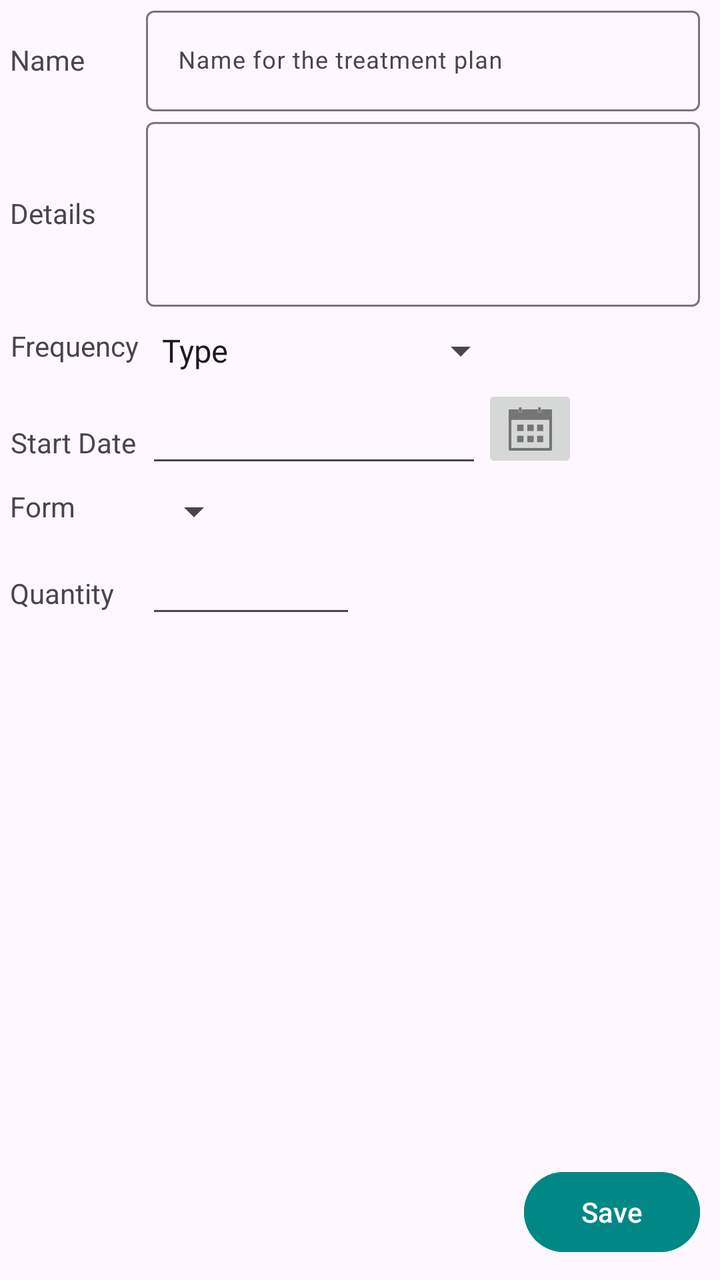
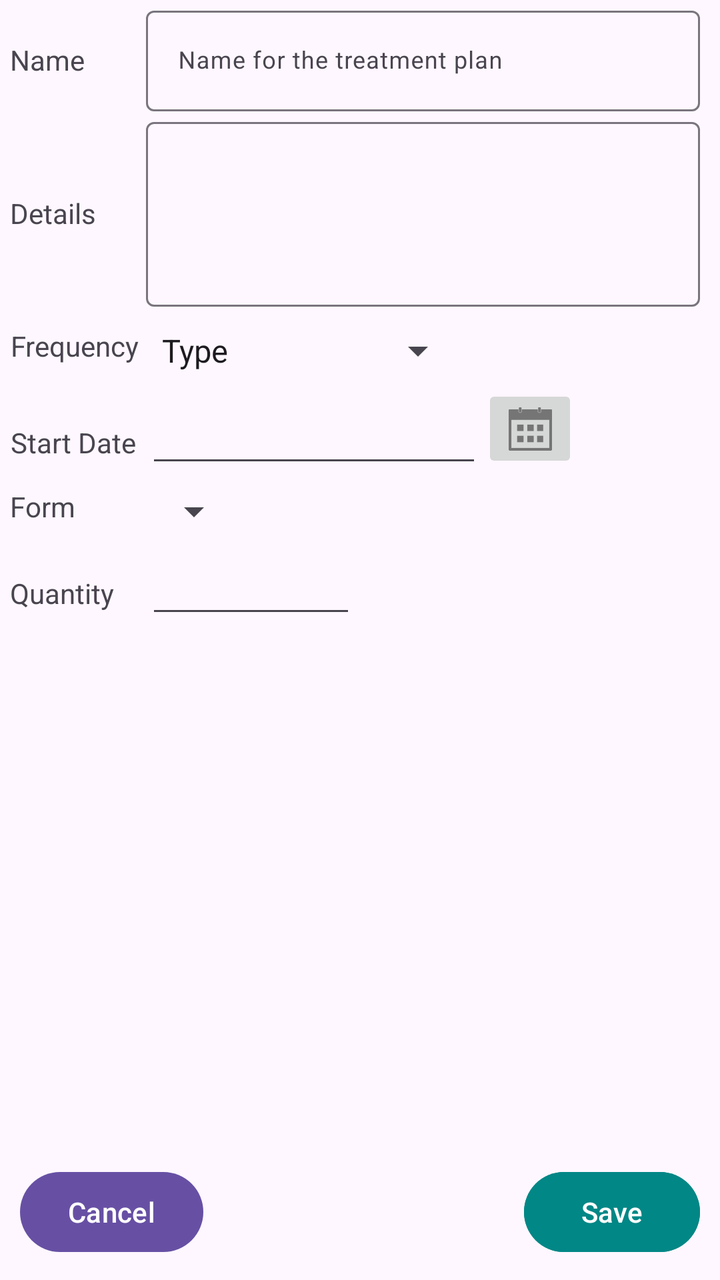

Before-and-after screenshots of an Android layout around one commit, followed by the original layout XML and the change that was made.
<!-- AndroidManifest.xml: application theme Theme.Mediplanner -->
<!-- res/layout/plan_fragment_view.xml -->
<?xml version="1.0" encoding="utf-8"?>
<RelativeLayout xmlns:android="http://schemas.android.com/apk/res/android"
    xmlns:app="http://schemas.android.com/apk/res-auto"
    xmlns:tools="http://schemas.android.com/tools"
    android:id="@+id/fragment_container_view"
    android:layout_width="match_parent"
    android:layout_height="match_parent"
    android:layout_marginHorizontal="10dp"
    android:layout_marginEnd="5dp"
    android:scrollbars="vertical">


    <androidx.constraintlayout.widget.Guideline
        android:id="@+id/guideline"
        android:layout_width="wrap_content"
        android:layout_height="match_parent"
        android:layout_alignParentTop="true"
        android:layout_alignParentBottom="false"
        android:layout_marginHorizontal="5dp"
        android:layout_toEndOf="@id/StartDateTextView"
        android:orientation="vertical"
        tools:visibility="invisible" />

    <TextView
        android:id="@+id/nameTextView"
        android:layout_width="wrap_content"
        android:layout_height="wrap_content"
        android:layout_alignBaseline="@id/treatmentPlanNameTextInput"
        android:layout_alignParentStart="false"
        android:layout_alignParentLeft="false"
        android:layout_alignParentTop="true"
        android:layout_marginStart="5dp"
        android:layout_marginEnd="5dp"
        android:clickable="false"
        android:text="@string/name"
        android:textAlignment="textEnd" />

    <com.google.android.material.textfield.TextInputLayout
        android:id="@+id/treatmentPlanNameTextInput"
        android:layout_width="match_parent"
        android:layout_height="wrap_content"
        android:layout_toEndOf="@id/guideline">

        <com.google.android.material.textfield.TextInputEditText
            android:id="@+id/nameTextInput"
            android:layout_width="match_parent"
            android:layout_height="match_parent"
            android:layout_marginEnd="10dp"
            android:hint="@string/treatment_name_prompt"
            android:maxLines="1"
            android:textSize="12sp" />
    </com.google.android.material.textfield.TextInputLayout>

    <TextView
        android:id="@+id/detailsTextView"
        android:layout_width="wrap_content"
        android:layout_height="wrap_content"
        android:layout_below="@id/nameTextView"
        android:layout_alignBaseline="@id/detailsTextLayout"
        android:layout_marginStart="5dp"
        android:layout_marginEnd="5dp"
        android:layout_weight="0"
        android:clickable="false"
        android:text="@string/treatment_details"
        android:textAlignment="textEnd" />

    <com.google.android.material.textfield.TextInputLayout
        android:id="@+id/detailsTextLayout"
        android:layout_width="match_parent"
        android:layout_height="wrap_content"
        android:layout_below="@id/treatmentPlanNameTextInput"
        android:layout_toEndOf="@id/guideline"
        android:layout_weight="1">

        <com.google.android.material.textfield.TextInputEditText
            android:id="@+id/detailsTextInput"
            android:layout_width="match_parent"
            android:layout_height="wrap_content"
            android:layout_marginEnd="10dp"

            android:inputType="textMultiLine"
            android:maxLines="4"
            android:minLines="4"
            android:textSize="12sp" />
    </com.google.android.material.textfield.TextInputLayout>

    <TextView
        android:id="@+id/frequencyTextView"
        android:layout_width="wrap_content"
        android:layout_height="wrap_content"
        android:layout_below="@id/detailsTextLayout"
        android:layout_alignBaseline="@id/frequencyBox"
        android:layout_marginStart="5dp"
        android:layout_marginTop="10dp"
        android:layout_marginEnd="5dp"
        android:clickable="false"
        android:text="@string/frequency"
        android:textAlignment="textEnd" />

    <LinearLayout
        android:id="@+id/frequencyBox"
        android:layout_width="match_parent"
        android:layout_height="wrap_content"
        android:layout_below="@id/detailsTextLayout"
        android:layout_marginTop="5dp"
        android:layout_marginEnd="10dp"
        android:layout_toEndOf="@id/guideline"
        android:baselineAligned="true"
        android:orientation="vertical">

        <Spinner
            android:id="@+id/freqTypeSpinner"
            android:layout_width="wrap_content"
            android:layout_height="match_parent"
            android:layout_marginTop="5dp"
            android:layout_marginBottom="5dp"
            android:entries="@array/freq_type_array"
            android:spinnerMode="dropdown" />
    </LinearLayout>

    <TextView
        android:id="@+id/StartDateTextView"
        android:layout_width="wrap_content"
        android:layout_height="wrap_content"
        android:layout_below="@id/frequencyTextView"
        android:layout_alignBaseline="@id/startDate"
        android:layout_marginStart="5dp"
        android:layout_marginEnd="5dp"
        android:layout_weight="0"
        android:clickable="false"
        android:text="@string/start_date"
        android:textAlignment="textEnd" />

    <EditText
        android:id="@+id/startDate"
        android:layout_width="wrap_content"
        android:layout_height="wrap_content"
        android:layout_below="@id/frequencyBox"
        android:layout_marginTop="5dp"
        android:layout_toEndOf="@id/guideline"
        android:layout_weight="0"
        android:ems="8"
        android:inputType="date" />

    <ImageButton
        android:id="@+id/calendarDialogButton"
        android:layout_width="wrap_content"
        android:layout_height="wrap_content"
        android:layout_below="@id/frequencyBox"
        android:layout_toEndOf="@id/startDate"
        android:layout_weight="0"
        app:srcCompat="@drawable/ic_calendar_button" />

    <TextView
        android:id="@+id/formTextView"
        android:layout_width="wrap_content"
        android:layout_height="wrap_content"
        android:layout_below="@id/startDate"
        android:layout_alignBaseline="@id/formBox"
        android:layout_marginHorizontal="5dp"
        android:layout_marginTop="5dp"
        android:layout_weight="0"
        android:clickable="false"
        android:orientation="vertical"
        android:text="@string/treatment_form" />

    <LinearLayout
        android:id="@+id/formBox"
        android:layout_width="match_parent"
        android:layout_height="wrap_content"
        android:layout_below="@id/startDate"
        android:layout_marginTop="5dp"
        android:layout_marginEnd="10dp"
        android:layout_toEndOf="@id/guideline"
        android:layout_weight="1"
        android:orientation="vertical">

        <Spinner
            android:id="@+id/formTypeSpinner"
            android:layout_width="wrap_content"
            android:layout_height="wrap_content" />
    </LinearLayout>

    <TextView
        android:id="@+id/quantityTextView"
        android:layout_width="wrap_content"
        android:layout_height="wrap_content"
        android:layout_below="@id/formTextView"
        android:layout_alignBaseline="@id/quantityEditText"
        android:layout_marginStart="5dp"
        android:text="@string/quantity" />

    <EditText
        android:id="@+id/quantityEditText"
        android:layout_width="wrap_content"
        android:layout_height="wrap_content"
        android:layout_below="@id/formBox"
        android:layout_marginTop="5dp"
        android:layout_toEndOf="@id/guideline"
        android:layout_weight="1"
        android:ems="5"
        android:inputType="number" />

    <Spinner
        android:id="@+id/quantityMetricSpinner"
        android:layout_width="wrap_content"
        android:layout_height="wrap_content"
        android:layout_below="@id/formBox"
        android:layout_alignBaseline="@id/quantityEditText"
        android:layout_marginEnd="10dp"
        android:layout_toEndOf="@id/quantityEditText"
        android:visibility="invisible" />

    <Button
        android:id="@+id/savePlanButton"
        android:layout_width="wrap_content"
        android:layout_height="wrap_content"
        android:layout_alignParentEnd="true"
        android:layout_alignParentBottom="true"
        android:layout_marginEnd="10dp"
        android:layout_marginBottom="10dp"
        android:backgroundTint="@color/design_default_color_secondary_variant"
        android:text="@string/save_button" />

</RelativeLayout>
<!-- resources referenced by this layout -->
<resources>
  <string-array name="freq_type_array">
          <item>Type</item>
          <item name="hourly_frequency">Every x hours</item>
          <item name="daily_frequency">Daily</item>
          <item name="weekly_frequency">Weekly</item>
          <item name="monthly_frequency">Monthly</item>
          <item name="annually_frequency">Annually</item>
          <item name="speciffic_frequency">Días Específicos</item>
          <item name="as_needed">As needed</item>
      </string-array>
  <!-- drawable ic_calendar_button: png bitmap (drawable-hdpi, 451 bytes) -->
  <string name="frequency">Frequency</string>
  <string name="name">Name</string>
  <string name="quantity">Quantity</string>
  <string name="save_button">Save</string>
  <string name="start_date">Start Date</string>
  <string name="treatment_details">Details</string>
  <string name="treatment_form">Form</string>
  <string name="treatment_name_prompt">Name for the treatment plan</string>
  <style name="Theme.Mediplanner" parent="Base.Theme.Mediplanner" />
  <style name="Base.Theme.Mediplanner" parent="Theme.Material3.DayNight.NoActionBar">
          
          
      </style>
</resources>

<!-- the commit's change to res/layout/plan_fragment_view.xml (unified diff, before → after) -->
@@ -6,6 +6,7 @@
     android:layout_width="match_parent"
     android:layout_height="match_parent"
     android:layout_marginHorizontal="10dp"
+    android:layout_marginTop="15dp"
     android:layout_marginEnd="5dp"
     android:scrollbars="vertical">
 
@@ -45,6 +46,7 @@
             android:id="@+id/nameTextInput"
             android:layout_width="match_parent"
             android:layout_height="match_parent"
+            android:layout_marginTop="15dp"
             android:layout_marginEnd="10dp"
             android:hint="@string/treatment_name_prompt"
             android:maxLines="1"
@@ -222,4 +224,15 @@
         android:backgroundTint="@color/design_default_color_secondary_variant"
         android:text="@string/save_button" />
 
+    <Button
+        android:id="@+id/cancelButton"
+        android:layout_width="wrap_content"
+        android:layout_height="wrap_content"
+        android:layout_alignBaseline="@id/savePlanButton"
+        android:layout_alignParentStart="true"
+        android:layout_alignParentBottom="true"
+        android:layout_marginStart="10dp"
+        android:layout_marginBottom="10dp"
+        android:text="@android:string/cancel" />
+
 </RelativeLayout>
<!-- resource entries referenced after the edit -->
@@ -7,7 +7,7 @@
           <item name="weekly_frequency">Weekly</item>
           <item name="monthly_frequency">Monthly</item>
           <item name="annually_frequency">Annually</item>
-          <item name="speciffic_frequency">Días Específicos</item>
+          <item name="specific_frequency">Specific Days</item>
           <item name="as_needed">As needed</item>
       </string-array>
   <!-- drawable ic_calendar_button: png bitmap (drawable-hdpi, 451 bytes) -->
@@ -23,6 +23,9 @@
   <style name="Base.Theme.Mediplanner" parent="Theme.Material3.DayNight.NoActionBar">
           
           
+          <item name="android:activatedBackgroundIndicator">@color/selectionBackground</item>
+          
       </style>
+  <color name="selectionBackground">#9F98B3</color>
 </resources>
 
